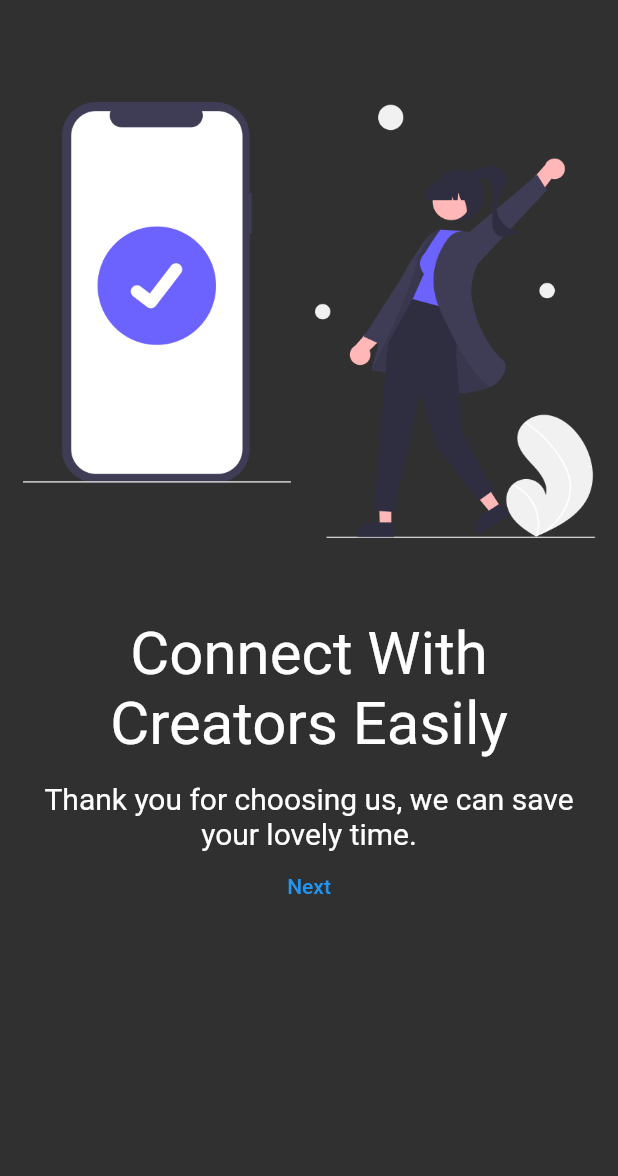
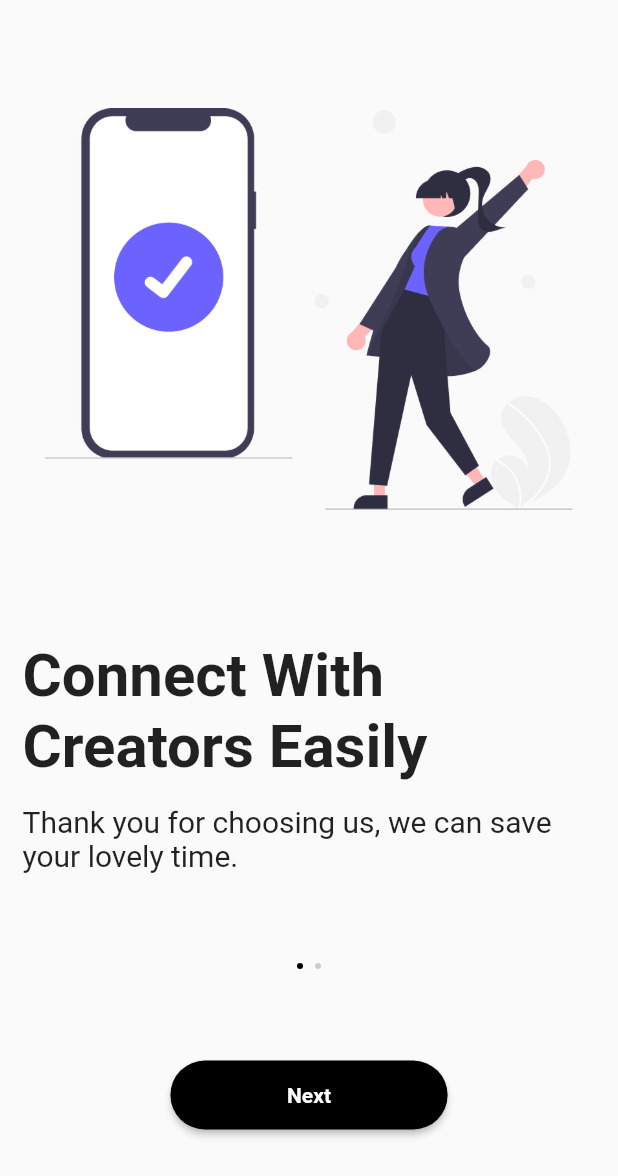
Before and after one commit to mail4karthickr/flutter_intro_animation, a Flutter app: the screen it shows after launch, on a phone screen of 412 x 824 dp. Shown: the top 1176 px of the screen. Run offline on Flutter 3.47's test engine with Material 2 defaults, Android fonts, the phone set to English and light mode, and no system bars.

```diff
--- /dev/null
+++ b/lib/custom_indicator_widget.dart
@@ -0,0 +1,37 @@
+import 'package:flutter/material.dart';
+
+class CustomIndicator extends StatelessWidget {
+  // View Properties
+  final int totalPages;
+  final int currentPage;
+  final Color activeTint;
+  final Color inActiveTint;
+
+  CustomIndicator({super.key,
+    required this.totalPages,
+    required this.currentPage,
+    this.activeTint = Colors.black,
+    Color? inActiveTint,
+  }) : inActiveTint = inActiveTint?.withOpacity(0.5) ?? Colors.grey.withOpacity(0.5);
+
+  @override
+  Widget build(BuildContext context) {
+    return Row(
+      mainAxisAlignment: MainAxisAlignment.center,
+      children: List<Widget>.generate(
+        totalPages,
+        (index) => Padding(
+          padding: const EdgeInsets.symmetric(horizontal: 4.0),
+          child: Container(
+            width: 4,
+            height: 4,
+            decoration: BoxDecoration(
+              shape: BoxShape.circle,
+              color: currentPage == index ? activeTint : inActiveTint,
+            ),
+          ),
+        ),
+      ),
+    );
+  }
+}
--- a/lib/intro_page.dart
+++ b/lib/intro_page.dart
@@ -2,6 +2,9 @@
 import 'package:flutter/material.dart';
 import 'package:flutter/physics.dart';
 import 'package:uuid/uuid.dart';
+
+import 'custom_indicator_widget.dart';
+import 'custom_text_field.dart';
 
 class PageIntro {
   String id = const Uuid().v4();
@@ -121,6 +124,11 @@ class _IntroPageState extends State<IntroPage> with TickerProviderStateMixin {
 
   }
 
+  double getVisibleScreenHeight(BuildContext context) {
+    final MediaQueryData mediaQueryData = MediaQuery.of(context);
+    return mediaQueryData.size.height - mediaQueryData.padding.top - mediaQueryData.padding.bottom;
+  }
+
   @override
   void dispose() {
     _controller.dispose();
@@ -137,16 +145,21 @@ class _IntroPageState extends State<IntroPage> with TickerProviderStateMixin {
           opacity: _hideWholeViewOpacityAnimation,
           child: Padding(
             padding: const EdgeInsets.all(15),
+            child: SingleChildScrollView(
               child: Column(
                     children: [
-                Expanded(
-                  child: FadeTransition(
+                      SizedBox(
+                        height: getVisibleScreenHeight(context) * 0.5,
+                        child: Stack(
+                          children: [
+                            FadeTransition(
                               opacity: _opacityAnimation,
                               child: SlideTransition(
                                 position: _slideFromTop,
-                      child: Container(
                                 child: AspectRatio(
                                   aspectRatio: 1,
+                                  child: Padding(
+                                    padding: const EdgeInsets.all(15.0),
                                     child: Image.asset(
                                       'assets/images/${pageIntro.introAssetImage}.png',
                                     ),
@@ -154,27 +167,33 @@ class _IntroPageState extends State<IntroPage> with TickerProviderStateMixin {
                                 ),
                               ),
                             ),
+                            if (pageIntro != pageIntros.first)
+                              IconButton(
+                                padding: const EdgeInsets.all(5),
+                                constraints: const BoxConstraints(),
+                                icon: const Icon(Icons.chevron_left),
+                                iconSize: 35,
+                                onPressed: () {
+                                    updatePageIntro(isPrevious: true);
+                                }
                               ),
-                Expanded(
-                  child: FadeTransition(
+                          ],
+                        ),
+                      ),
+                      FadeTransition(
                         opacity: _opacityAnimation,
                         child: SlideTransition(
                           position: _slideFromBottom,
                           child: BottomWidget(
                             intro: pageIntro,
                             nextPressed: () {
-                          _wholeViewAnimationController.animateWith(wholeViewSpringSimulation);
-                          Future.delayed(const Duration(milliseconds: 600), () {
                                updatePageIntro();
-                             _wholeViewAnimationController.reset();
-                            _controller..reset()..animateWith(springSimulation);
-                          });
                             }
                           ),
                         ),
-                  )
                       ),
                     ],
+                  ),
             ),
           ),
         ),
@@ -183,8 +202,9 @@ class _IntroPageState extends State<IntroPage> with TickerProviderStateMixin {
   }
 
   updatePageIntro({bool isPrevious = false}) {
+    _wholeViewAnimationController.animateWith(wholeViewSpringSimulation);
+    Future.delayed(const Duration(milliseconds: 600), () {
       final currentPageIndex = pageIntros.indexOf(pageIntro);
-
       //Page intro object not founc
       if (currentPageIndex == -1) {
         setState(() {
@@ -204,6 +224,9 @@ class _IntroPageState extends State<IntroPage> with TickerProviderStateMixin {
           pageIntro = pageIntros[0];
         });
       }
+      _wholeViewAnimationController.reset();
+      _controller..reset()..animateWith(springSimulation);
+    });
   }
 }
 
@@ -215,14 +238,90 @@ class BottomWidget extends StatelessWidget {
 
   @override
   Widget build(BuildContext context) {
+    return Column(
+      mainAxisAlignment: MainAxisAlignment.end,
+      crossAxisAlignment: CrossAxisAlignment.start,
+      children: [
+        Text(intro.title, style: const TextStyle(fontSize: 40, fontWeight: FontWeight.bold)),
+        const SizedBox(height: 15),
+        Text(intro.subTitle, style: const TextStyle(fontSize: 20)),
+        !intro.displaysAction ? nextAction() : const Login()
+    ]);
+  }
+
+  Widget nextAction() {
     return Column(children: [
-      Text(intro.title, style: const TextStyle(fontSize: 40), textAlign: TextAlign.center),
-      const SizedBox(height: 15),
-      Text(intro.subTitle, style: const TextStyle(fontSize: 20), textAlign: TextAlign.center),
-      TextButton(
-        onPressed: nextPressed,
-        child: const Text("Next")
-      )
+      const SizedBox(height: 60),
+      CustomIndicator(
+        totalPages: pageIntros.where((element) => !element.displaysAction).length,
+        currentPage: pageIntros.indexOf(intro)
+      ),
+      const SizedBox(height: 60),
+      Center(child: button(title: "Next", widthFactor: 0.4, onPressed: () {
+        nextPressed();
+      }))
     ]);
   }
 }
+
+class Login extends StatelessWidget {
+  final _email = "";
+  final _password = "";
+
+  const Login({super.key});
+
+  @override
+  Widget build(BuildContext context) {
+    return Column(
+  children: [
+    CustomTextField(
+    text: _email,
+    hint: "Email Address",
+    leadingIcon: const Icon(Icons.email),
+    onChanged: (String value) {  },
+    ),
+    CustomTextField(
+    text: _password,
+    hint: "Password",
+    leadingIcon: const Icon(Icons.lock),
+    isPassword: true,
+    onChanged: (String value) {  },
+    ),
+    const SizedBox(height: 10),
+    button(title: "Continue", widthFactor: 1, onPressed: () {})
+  ],
+);
+  }
+}
+
+
+  Widget button({required String title, required double widthFactor, required VoidCallback onPressed}) {
+    return LayoutBuilder(
+      builder: (BuildContext context, BoxConstraints constraints) {
+        return ElevatedButton(
+          onPressed: onPressed,
+          style: ButtonStyle(
+            backgroundColor: MaterialStateProperty.all<Color>(Colors.black),
+            shape: MaterialStateProperty.all<RoundedRectangleBorder>(
+              RoundedRectangleBorder(
+                borderRadius: BorderRadius.circular(30),
+              ),
+            ),
+          ),
+          child: Container(
+            width: constraints.maxWidth * widthFactor,
+            padding: const EdgeInsets.symmetric(vertical: 15),
+            child: Center(
+              child: Text(
+                title,
+                style: const TextStyle(
+                  fontWeight: FontWeight.bold,
+                  color: Colors.white,
+                ),
+              ),
+            ),
+        ),
+      );
+    }
+  );
+  }
--- a/lib/main.dart
+++ b/lib/main.dart
@@ -15,13 +15,8 @@ class App extends StatelessWidget {
 
   @override
   Widget build(BuildContext context) {
-  return MaterialApp(
-    theme: ThemeData(brightness: Brightness.dark),
-    darkTheme: ThemeData(brightness: Brightness.dark),
-    themeMode: ThemeMode.dark,
-    debugShowCheckedModeBanner: false,
-    debugShowMaterialGrid: false,
-    home: const HomePage(),
+  return const MaterialApp(
+    home: HomePage(),
   );
   }
 }
```
Also changed, not shown: lib/custom_text_field.dart (added, +78 -0 lines). Lines whose indentation alone changed are shown as unchanged.
